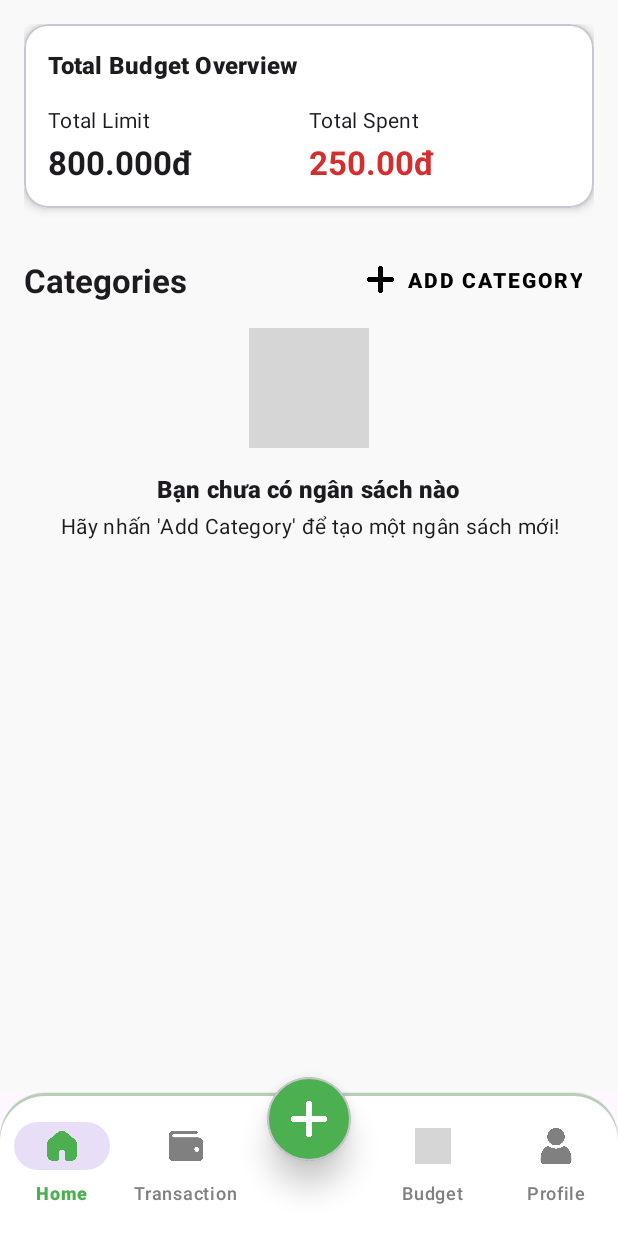
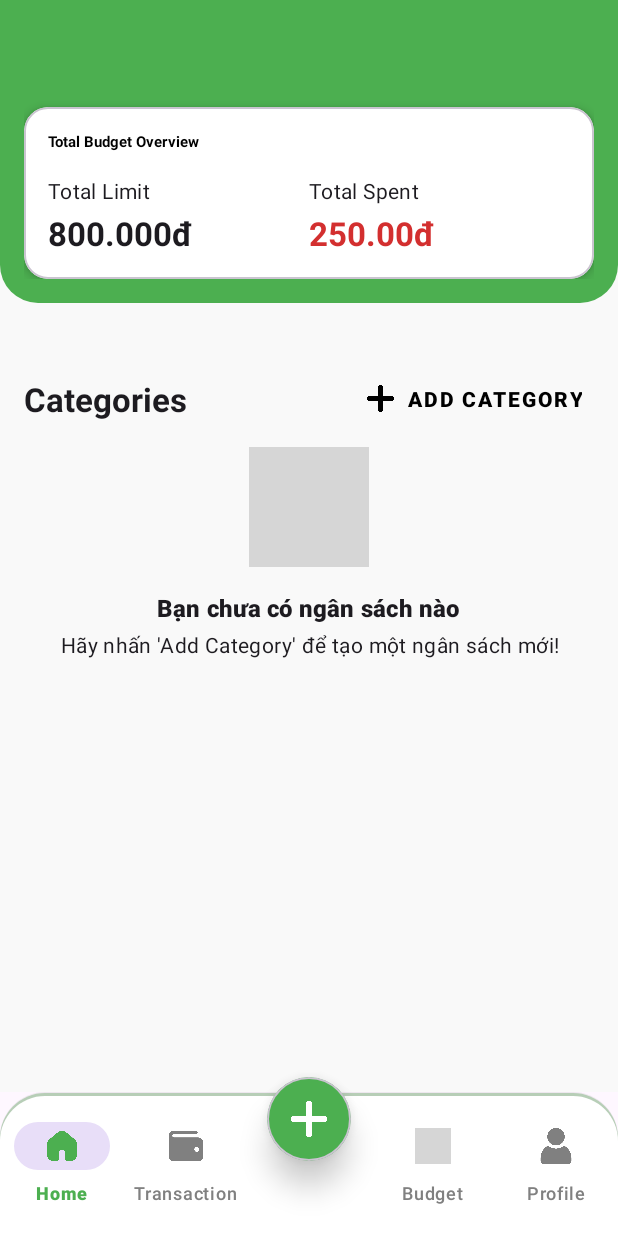
Before and after one commit to khoamature/ViNho_App, an Android app: the fragment BudgetFragment placed in its activity, on a phone screen of 412 x 824 dp. Run offline under Robolectric (Android 15) with nearby library versions, the phone set to English and light mode, and no system bars; network calls fail; 1 statement that could not run was skipped; grey boxes are pictures that could not be loaded.

Commit message:
refactor: change color for better UI

```diff
--- a/app/src/main/java/fpt/edu/vn/vinho_app/ui/adapter/TransactionAdapter.java
+++ b/app/src/main/java/fpt/edu/vn/vinho_app/ui/adapter/TransactionAdapter.java
@@ -118,7 +118,6 @@ public class TransactionAdapter extends RecyclerView.Adapter<RecyclerView.ViewHo
             tvDescription.setText(transaction.getDescription());
             ivCategoryIcon.setImageResource(R.drawable.ic_money);
 
-            // SỬA LẠI LOGIC: Dựa vào categoryType của chính transaction
             if ("Income".equalsIgnoreCase(transaction.getCategoryType())) {
                 tvAmount.setText(String.format(Locale.US, "+%s", formatCurrency(transaction.getAmount())));
                 tvAmount.setTextColor(Color.parseColor("#2ECC71"));
--- a/app/src/main/res/layout/fragment_budget.xml
+++ b/app/src/main/res/layout/fragment_budget.xml
@@ -6,12 +6,18 @@
     android:layout_height="match_parent"
     android:background="#F9F9F9"
     android:fillViewport="true"
-    android:fitsSystemWindows="true"
     tools:context=".ui.fragments.BudgetFragment">
 
     <LinearLayout
         android:layout_width="match_parent"
         android:layout_height="wrap_content"
+        android:orientation="vertical"
+        android:background="#F9F9F9">
+
+    <LinearLayout
+        android:layout_width="match_parent"
+        android:layout_height="wrap_content"
+        android:background="@drawable/bg_transaction_header"
         android:orientation="vertical"
         android:padding="16dp">
 
@@ -20,6 +26,7 @@
             android:layout_height="wrap_content"
             app:cardBackgroundColor="@color/white"
             app:cardCornerRadius="16dp"
+            android:layout_marginTop="55dp"
             app:cardElevation="4dp">
 
             <androidx.constraintlayout.widget.ConstraintLayout
@@ -32,7 +39,7 @@
                     android:layout_width="wrap_content"
                     android:layout_height="wrap_content"
                     android:text="Total Budget Overview"
-                    android:textAppearance="?attr/textAppearanceTitleMedium"
+                    android:textAppearance="?attr/textAppearanceTitleLargeEmphasized"
                     android:textStyle="bold"
                     app:layout_constraintStart_toStartOf="parent"
                     app:layout_constraintTop_toTopOf="parent" />
@@ -89,6 +96,14 @@
 
         </com.google.android.material.card.MaterialCardView>
 
+    </LinearLayout>
+
+    <LinearLayout
+        android:layout_width="match_parent"
+        android:layout_height="wrap_content"
+        android:orientation="vertical"
+        android:padding="16dp"
+        >
         <RelativeLayout
             android:layout_width="match_parent"
             android:layout_height="wrap_content"
@@ -137,9 +152,9 @@
             android:visibility="gone" tools:visibility="visible">
 
             <ImageView
-            android:layout_width="80dp"
-            android:layout_height="80dp"
-            android:src="@drawable/ic_empty_wallet"/>
+                android:layout_width="80dp"
+                android:layout_height="80dp"
+                android:src="@drawable/ic_empty_wallet"/>
 
             <TextView
                 android:layout_width="wrap_content"
@@ -158,6 +173,8 @@
                 android:textAppearance="?attr/textAppearanceBodyMedium" />
 
         </LinearLayout>
+    </LinearLayout>
+
 
     </LinearLayout>
 
--- a/app/src/main/res/layout/fragment_profile.xml
+++ b/app/src/main/res/layout/fragment_profile.xml
@@ -6,6 +6,7 @@
     android:layout_width="match_parent"
     android:layout_height="match_parent"
     android:fitsSystemWindows="true"
+    android:background="#F9F9F9"
     tools:context=".ui.fragments.ProfileFragment">
 
     <FrameLayout
@@ -15,7 +16,6 @@
         <ScrollView
             android:layout_width="match_parent"
             android:layout_height="match_parent"
-            android:background="#F9F9F9"
             android:clipToPadding="false"
             android:paddingTop="32dp"
             android:paddingHorizontal="16dp"
```
Also changed, not shown: app/src/main/res/layout/fragment_transaction.xml (+27 -9 lines), app/src/main/res/layout/item_transaction_summary_card.xml (+4 -3 lines), app/src/main/res/drawable/ic_search.png (added).
